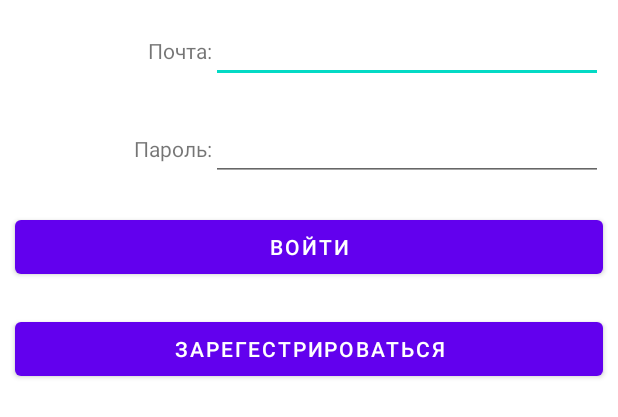
After one commit to sergio0124/PharmacyStorage, an Android app: the layout activity_enter.xml on its own in the app's theme, with its tools: preview values and no code run, on a phone screen of 412 x 824 dp. The commit adds this screen. Shown: the top 417 px of the screen. Run offline under Robolectric (Android 15) with nearby library versions, the phone set to English and light mode, and no system bars.

Commit message:
Логика бд + окно авторизации и изменение манифеста

```diff
--- /dev/null
+++ b/app/src/main/res/layout/activity_enter.xml
@@ -0,0 +1,72 @@
+<?xml version="1.0" encoding="utf-8"?>
+<LinearLayout xmlns:android="http://schemas.android.com/apk/res/android"
+    xmlns:app="http://schemas.android.com/apk/res-auto"
+    xmlns:tools="http://schemas.android.com/tools"
+    android:layout_width="match_parent"
+    android:layout_height="match_parent"
+    tools:context=".activities.EnterActivity"
+    android:orientation="vertical">
+
+    <LinearLayout
+        android:layout_width="match_parent"
+        android:layout_height="wrap_content"
+        android:orientation="horizontal"
+        android:layout_margin="10dp">
+
+        <TextView
+            android:id="@+id/text_view_login"
+            android:gravity="right"
+            android:layout_width="match_parent"
+            android:layout_height="wrap_content"
+            android:layout_weight="2"
+            android:text="@string/text_view_password_login" />
+
+        <EditText
+            android:id="@+id/edit_text_login"
+            android:layout_width="match_parent"
+            android:layout_height="wrap_content"
+            android:ems="10"
+            android:layout_weight="1"  />
+
+    </LinearLayout>
+
+    <LinearLayout
+        android:layout_width="match_parent"
+        android:layout_height="wrap_content"
+        android:orientation="horizontal"
+        android:layout_margin="10dp">
+
+
+        <TextView
+            android:id="@+id/text_view_password"
+            android:gravity="right"
+            android:layout_width="match_parent"
+            android:layout_height="wrap_content"
+            android:layout_weight="2"
+            android:text="@string/text_view_password_text" />
+
+        <EditText
+            android:password="true"
+            android:id="@+id/edit_text_password"
+            android:layout_width="match_parent"
+            android:layout_height="wrap_content"
+            android:ems="10"
+            android:layout_weight="1" />
+
+    </LinearLayout>
+
+    <Button
+        android:id="@+id/button_enter"
+        android:layout_width="match_parent"
+        android:layout_height="wrap_content"
+        android:layout_margin="10dp"
+        android:text="@string/button_enter_text"/>
+
+    <Button
+        android:id="@+id/button_to_register_activity"
+        android:layout_width="match_parent"
+        android:layout_height="wrap_content"
+        android:layout_margin="10dp"
+        android:text="@string/button_register_text"/>
+
+</LinearLayout>
```
Also changed, not shown: app/src/main/AndroidManifest.xml (+9 -4 lines), app/src/main/java/com/example/pharmacystorage/activities/EnterActivity.java (added, +16 -0 lines), app/src/main/java/com/example/pharmacystorage/database/logics/MedicineLogic.java (added, +119 -0 lines), app/src/main/java/com/example/pharmacystorage/database/logics/PharmacyLogic.java (added, +114 -0 lines), app/src/main/java/com/example/pharmacystorage/database/logics/SendingLogic.java (added, +109 -0 lines), app/src/main/java/com/example/pharmacystorage/database/logics/StorageLogic.java (added, +103 -0 lines), app/src/main/res/values/strings.xml (+22 -1 lines).
